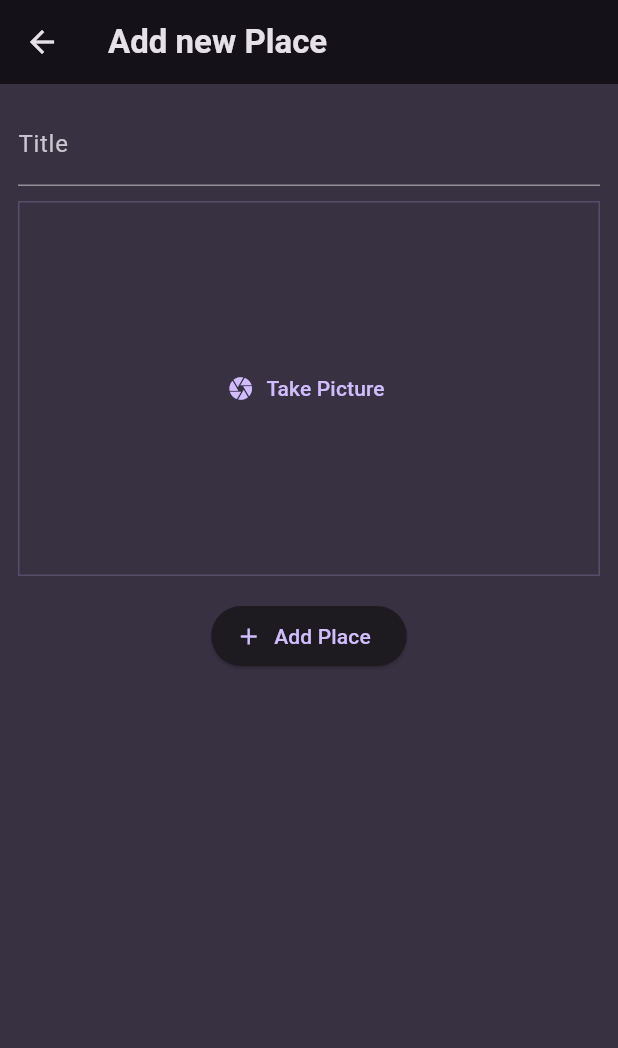
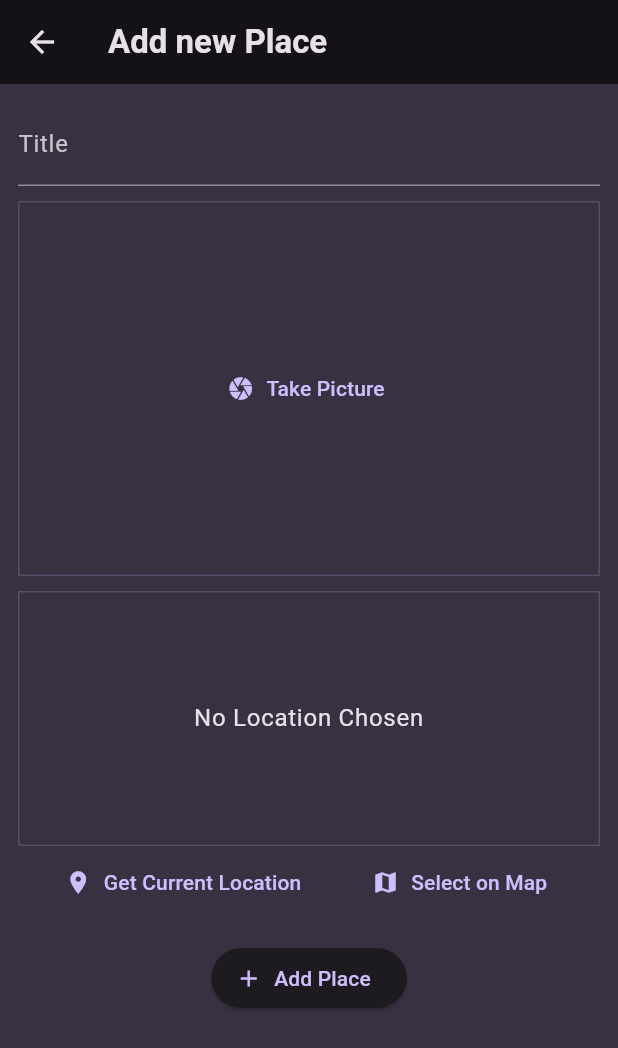
Before and after one commit to Felipe-Euzebio/flutter_favorite_places, a Flutter app: the screen it shows after launch, after a tap on the "add" icon, on a phone screen of 412 x 824 dp. Shown: the top 1048 px of the screen. Run offline on Flutter 3.47's test engine with Material 3 defaults, Android fonts, the phone set to English and light mode, and no system bars; our stand-ins replace flutter_dotenv, flutter_riverpod, google_fonts, image_picker, location.

Commit message:
Getting the User's Current Location with the Google Maps Geocoding API

```diff
--- a/lib/main.dart
+++ b/lib/main.dart
@@ -1,3 +1,5 @@
+import 'package:flutter_dotenv/flutter_dotenv.dart';
+
 import 'package:favorite_places/screens/places.dart';
 import 'package:flutter/material.dart';
 
@@ -28,7 +30,9 @@ final theme = ThemeData().copyWith(
   ),
 );
 
-void main() {
+Future main() async {
+  await dotenv.load();
+
   runApp(
     const ProviderScope(
       child: MyApp(),
--- a/lib/screens/add_place.dart
+++ b/lib/screens/add_place.dart
@@ -2,6 +2,7 @@ import 'dart:io';
 
 import 'package:favorite_places/providers/user_places.dart';
 import 'package:favorite_places/widgets/image_input.dart';
+import 'package:favorite_places/widgets/location_input.dart';
 import 'package:flutter/material.dart';
 import 'package:flutter_riverpod/flutter_riverpod.dart';
 
@@ -57,6 +58,8 @@ class _AddPlaceScreenState extends ConsumerState<AddPlaceScreen> {
                 _selectedImage = image;
               },
             ),
+            const SizedBox(height: 10),
+            LocationInput(),
             const SizedBox(height: 16),
             ElevatedButton.icon(
               onPressed: _savePlace,
--- /dev/null
+++ b/lib/widgets/location_input.dart
@@ -0,0 +1,115 @@
+import 'dart:convert';
+
+import 'package:flutter/material.dart';
+import 'package:location/location.dart';
+
+import 'package:http/http.dart' as http;
+
+import 'package:flutter_dotenv/flutter_dotenv.dart';
+
+class LocationInput extends StatefulWidget {
+  const LocationInput({super.key});
+
+  @override
+  State<LocationInput> createState() => _LocationInputState();
+}
+
+class _LocationInputState extends State<LocationInput> {
+  Location? _pickedLocation;
+  var _isGettingLocation = false;
+
+  void _getCurrentLocation() async {
+    Location location = Location();
+
+    bool serviceEnabled;
+    PermissionStatus permissionGranted;
+    LocationData locationData;
+
+    serviceEnabled = await location.serviceEnabled();
+    if (!serviceEnabled) {
+      serviceEnabled = await location.requestService();
+      if (!serviceEnabled) {
+        return;
+      }
+    }
+
+    permissionGranted = await location.hasPermission();
+    if (permissionGranted == PermissionStatus.denied) {
+      permissionGranted = await location.requestPermission();
+      if (permissionGranted != PermissionStatus.granted) {
+        return;
+      }
+    }
+
+    setState(() {
+      _isGettingLocation = true;
+    });
+
+    locationData = await location.getLocation();
+
+    final lat = locationData.latitude;
+    final lng = locationData.longitude;
+
+    final apiKey = dotenv.get('GOOGLE_API_KEY', fallback: 'YOUR_API_KEY');
+
+    final url = Uri.parse(
+      'https://maps.googleapis.com/maps/api/geocode/json?latlng=$lat,$lng&key=$apiKey'
+    );
+
+    final response = await http.get(url);
+    final resData = json.decode(response.body);
+
+    final address = resData['results'][0]['formatted_address'];
+
+    setState(() {
+      _isGettingLocation = false;
+    });
+  }
+
+  @override
+  Widget build(BuildContext context) {
+    Widget previewContent = Text(
+      'No Location Chosen',
+      textAlign: TextAlign.center,
+      style: Theme.of(context).textTheme.bodyLarge!.copyWith(
+        color: Theme.of(context).colorScheme.onBackground,
+      ),
+    );
+
+    if (_isGettingLocation){
+      previewContent = const CircularProgressIndicator();
+    }
+
+    return Column(
+      children: [
+        Container(
+          height: 170,
+          width: double.infinity,
+          alignment: Alignment.center,
+          decoration: BoxDecoration(
+            border: Border.all(
+              width: 1,
+              color: Theme.of(context).colorScheme.primary.withOpacity(0.2),
+            ),
+          ),
+          child: previewContent,
+        ),
+        Row(
+          mainAxisAlignment: MainAxisAlignment.spaceEvenly,
+          children: [
+            TextButton.icon(
+              onPressed: _getCurrentLocation,
+              icon: const Icon(Icons.location_on),
+              label: const Text('Get Current Location'),
+            ),
+            TextButton.icon(
+              onPressed: () {},
+              icon: const Icon(Icons.map),
+              label: const Text('Select on Map'),
+            ),
+          ],
+        ),
+      ],
+    );
+  }
+}
--- a/pubspec.yaml
+++ b/pubspec.yaml
@@ -40,6 +40,9 @@ dependencies:
   riverpod_annotation: ^2.3.5
   uuid: ^4.3.3
   image_picker: ^1.0.7
+  location: ^6.0.1
+  http: ^1.2.0
+  flutter_dotenv: ^5.1.0
 
 dev_dependencies:
   flutter_test:
@@ -71,6 +74,9 @@ flutter:
   #   - images/a_dot_burr.jpeg
   #   - images/a_dot_ham.jpeg
 
+  assets:
+    - .env
+
   # An image asset can refer to one or more resolution-specific "variants", see
   # https://flutter.dev/assets-and-images/#resolution-aware
 
```
Also changed, not shown: pubspec.lock, 6 other files.
